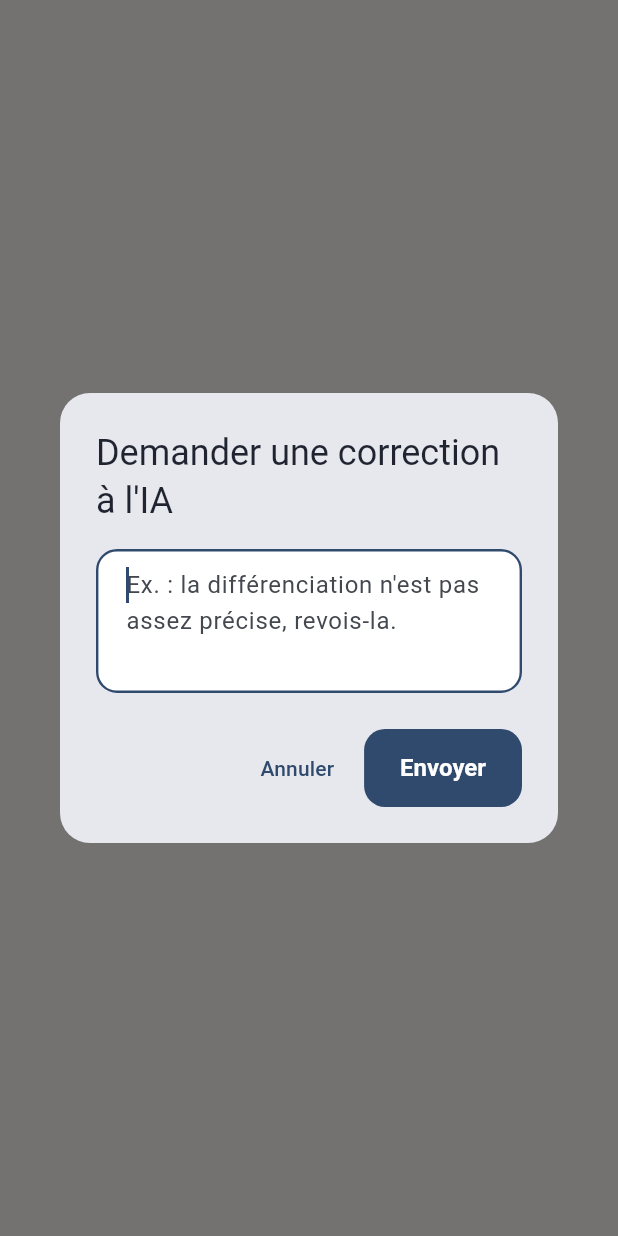
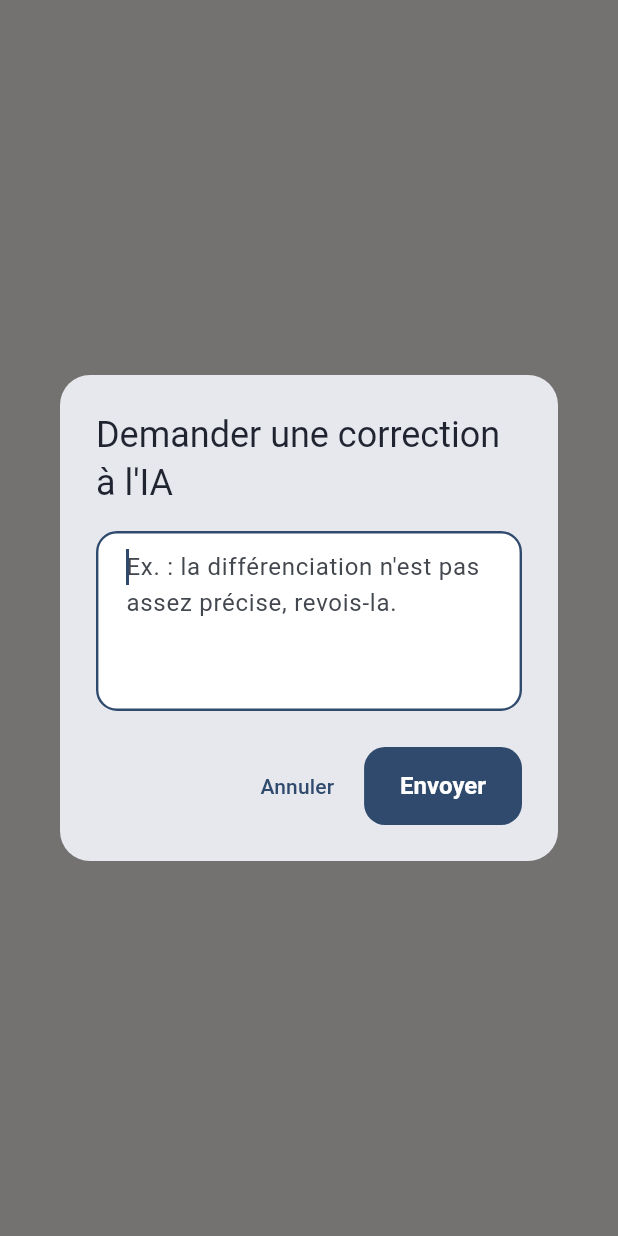
Before and after one commit to KushiTdm/sandra-app, a Flutter app: what showAiCorrectionSheet() shows on an empty page, opened directly with empty values, on a phone screen of 412 x 824 dp. Run offline on Flutter 3.47's test engine with Material 3 defaults, Android fonts, the phone set to English and light mode, and no system bars; our stand-ins replace connectivity_plus, drift, flutter_markdown, flutter_riverpod, freezed_annotation, go_router and 6 more; accounts and stored records are empty; generated files the repository leaves out were written again; network calls fail.

Commit message:
fix generation

```diff
--- a/lib/features/journal/ai_generation_sheet.dart
+++ b/lib/features/journal/ai_generation_sheet.dart
@@ -14,18 +14,40 @@ final aiRepositoryProvider = Provider<AiRepository>((ref) => AiRepository(supaba
 /// Génère une séance IA pour un créneau vide (§8.1, §9.1-9.3), avec le
 /// compte à rebours du limiteur de débit (§9.7) et la boîte de validation
 /// avant toute écriture réelle (R1).
+/// Demande d'abord ses indications à Sandra (où elle en est, ce qu'elle veut
+/// travailler) : sans elles, l'IA repart du référentiel brut et propose
+/// régulièrement une notion hors progression. Auparavant la génération
+/// partait seule dès l'ouverture et le seul moyen de préciser quoi que ce
+/// soit était de valider la proposition puis de demander une correction
+/// (Sandra, 21 septembre 2026).
 Future<void> showAiGenerationSheet(
   BuildContext context, {
   required String slotId,
   required DateTime date,
-}) {
+}) async {
+  final consigne = await showDialog<String>(
+    context: context,
+    builder: (context) => const _InstructionDialog(
+      title: 'Préparer cette séance avec l\'IA',
+      hint: 'Ex. : on en est à reconnaître passé/présent/futur, '
+          'pas encore la conjugaison des verbes en -er.',
+      submitLabel: 'Générer',
+      allowSkip: true,
+    ),
+  );
+  if (consigne == null || !context.mounted) return;
+
   return showModalBottomSheet<void>(
     context: context,
     isScrollControlled: true,
     showDragHandle: true,
     builder: (context) => _AiGenerationSheet(
       date: date,
-      generate: (ref) => ref.read(aiRepositoryProvider).generateLesson(slotId: slotId, date: date),
+      generate: (ref) => ref.read(aiRepositoryProvider).generateLesson(
+            slotId: slotId,
+            date: date,
+            consigneLibre: consigne.trim().isEmpty ? null : consigne.trim(),
+          ),
     ),
   );
 }
@@ -42,7 +64,12 @@ Future<void> showAiCorrectionSheet(
 }) async {
   final instruction = await showDialog<String>(
     context: context,
-    builder: (context) => const _CorrectionInstructionDialog(),
+    builder: (context) => const _InstructionDialog(
+      title: 'Demander une correction à l\'IA',
+      hint: 'Ex. : la différenciation n\'est pas assez précise, revois-la.',
+      submitLabel: 'Envoyer',
+      allowSkip: false,
+    ),
   );
   if (instruction == null || instruction.trim().isEmpty) return;
   if (!context.mounted) return;
@@ -61,14 +88,27 @@ Future<void> showAiCorrectionSheet(
   );
 }
 
-class _CorrectionInstructionDialog extends StatefulWidget {
-  const _CorrectionInstructionDialog();
+/// Saisie des indications envoyées à l'IA. Renvoie `null` si Sandra annule,
+/// la chaîne vide si elle choisit de lancer sans rien préciser
+/// ([allowSkip]), sinon son texte.
+class _InstructionDialog extends StatefulWidget {
+  const _InstructionDialog({
+    required this.title,
+    required this.hint,
+    required this.submitLabel,
+    required this.allowSkip,
+  });
+
+  final String title;
+  final String hint;
+  final String submitLabel;
+  final bool allowSkip;
 
   @override
-  State<_CorrectionInstructionDialog> createState() => _CorrectionInstructionDialogState();
+  State<_InstructionDialog> createState() => _InstructionDialogState();
 }
 
-class _CorrectionInstructionDialogState extends State<_CorrectionInstructionDialog> {
+class _InstructionDialogState extends State<_InstructionDialog> {
   final _controller = TextEditingController();
 
   @override
@@ -80,21 +120,24 @@ class _CorrectionInstructionDialogState extends State<_CorrectionInstructionDial
   @override
   Widget build(BuildContext context) {
     return AlertDialog(
-      title: const Text('Demander une correction à l\'IA'),
+      title: Text(widget.title),
       content: TextField(
         controller: _controller,
         autofocus: true,
-        maxLines: 3,
-        decoration: const InputDecoration(
-          hintText: 'Ex. : la différenciation n\'est pas assez précise, revois-la.',
-        ),
+        maxLines: 4,
+        decoration: InputDecoration(hintText: widget.hint),
         onSubmitted: (v) => Navigator.of(context).pop(v),
       ),
       actions: [
         TextButton(onPressed: () => Navigator.of(context).pop(), child: const Text('Annuler')),
+        if (widget.allowSkip)
+          TextButton(
+            onPressed: () => Navigator.of(context).pop(''),
+            child: const Text('Sans précision'),
+          ),
         FilledButton(
           onPressed: () => Navigator.of(context).pop(_controller.text),
-          child: const Text('Envoyer'),
+          child: Text(widget.submitLabel),
         ),
       ],
     );
```
Also changed, not shown: lib/features/journal/day_journal_view.dart (+15 -18 lines), lib/features/journal/entry_editor_sheet.dart (+20 -19 lines), lib/features/journal/generation/generation_screen.dart (+21 -1 lines), lib/features/journal/pdf/journal_pdf_export.dart (+7 -2 lines).
